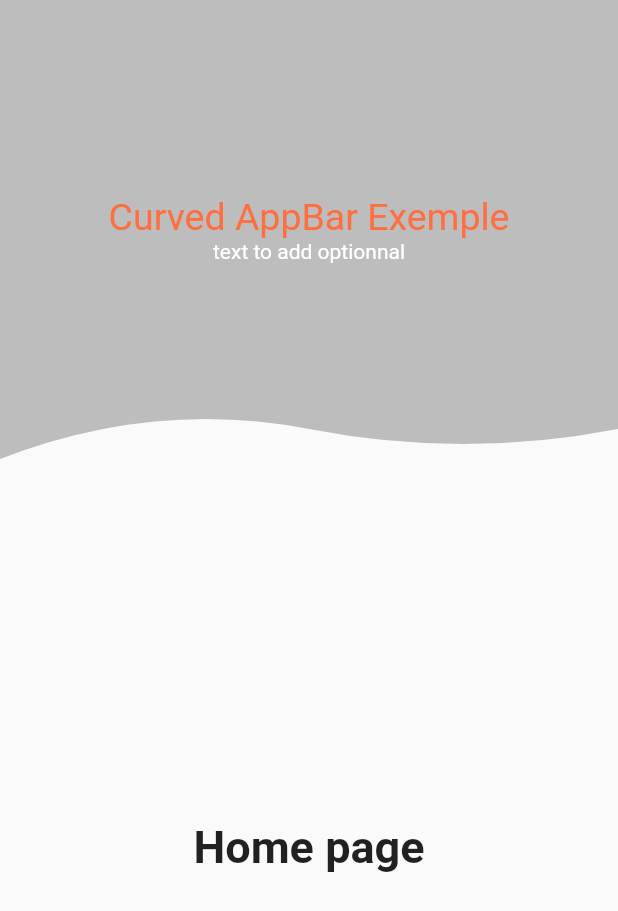
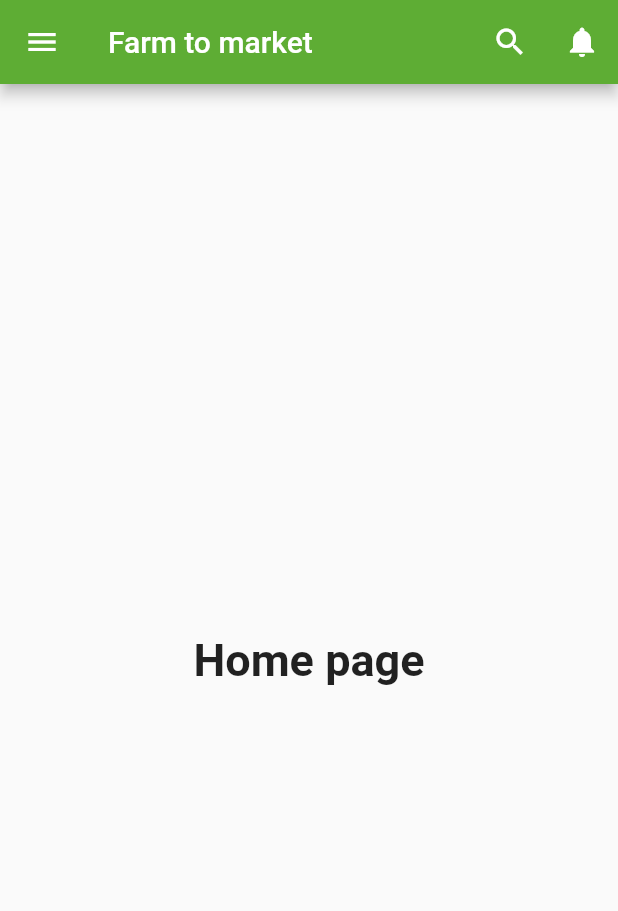
Before and after one commit to jenniekibiri/farm_app, a Flutter app: the HomePage screen opened directly, on a phone screen of 412 x 824 dp. Shown: the top 911 px of the screen. Run offline on Flutter 3.47's test engine with Material 2 defaults, Android fonts, the phone set to English and light mode, and no system bars; our stand-ins replace hexcolor, splashscreen.

Commit message:
Navigation drawer to home

```diff
--- a/lib/Home.dart
+++ b/lib/Home.dart
@@ -1,34 +1,87 @@
 import 'package:flutter/material.dart';
-import 'common.dart';
-
-
+import 'package:hexcolor/hexcolor.dart';
 
 class HomePage extends StatelessWidget {
   @override
   Widget build(BuildContext context) {
     return Scaffold(
-      appBar: PreferredSize(
-          child: ClipPath(
-            clipper: CustomAppBar(),
-            child: Container(
-              color: Colors.grey[400],
+      drawer: Drawer(
+        // Add a ListView to the drawer. This ensures the user can scroll
+        // through the options in the drawer if there isn't enough vertical
+        // space to fit everything.
+        child: ListView(
+          // Important: Remove any padding from the ListView.
+          padding: EdgeInsets.zero,
+          children: <Widget>[
+            DrawerHeader(
               child: Column(
-                mainAxisAlignment: MainAxisAlignment.center,
                 children: <Widget>[
-                  Text(
-                    'Curved AppBar Exemple',
-                    style:
-                        TextStyle(color: Colors.deepOrangeAccent, fontSize: 25),
+                  Align(
+                    alignment: Alignment.centerLeft,
+                    child: Icon(
+                      Icons.person,
+                      size: 80,
+                      color: Colors.white,
+                    ),
                   ),
-                  Text(
-                    'text to add optionnal',
-                    style: TextStyle(color: Colors.white),
+                  Row(
+                    children: <Widget>[
+                      Padding(
+                           padding: EdgeInsets.symmetric(horizontal: 11.0, vertical: 0.0),
+                          child: Text('Jane Doe',
+                          style: TextStyle(color: Colors.grey[100]),
+                          ),
+                          ),
+                    ],
                   ),
+
                 ],
               ),
+              decoration: BoxDecoration(
+                color: HexColor("#5EAD34"),
+              ),
             ),
+            ListTile(
+              title: Text('Item 1'),
+              onTap: () {
+                // Update the state of the app.
+                // ...
+              },
+            ),
+            ListTile(
+              title: Text('Item 2'),
+              onTap: () {
+                // Update the state of the app.
+                // ...
+              },
+            ),
+          ],
+        ),
+      ),
+      appBar: AppBar(
+        backgroundColor: HexColor("#5EAD34"),
+        title: Text('Farm to market'),
+        actions: <Widget>[
+          IconButton(
+            icon: Icon(
+              Icons.search,
+              color: Colors.white,
+            ),
+            onPressed: () {
+              // do something
+            },
           ),
-          preferredSize: Size.fromHeight(kToolbarHeight + 250)),
+          IconButton(
+            icon: Icon(
+              Icons.notifications,
+              color: Colors.white,
+            ),
+            onPressed: () {
+              // do something
+            },
+          )
+        ],
+      ),
       body: new Center(
         child: new Text(
           "Home page",
```
